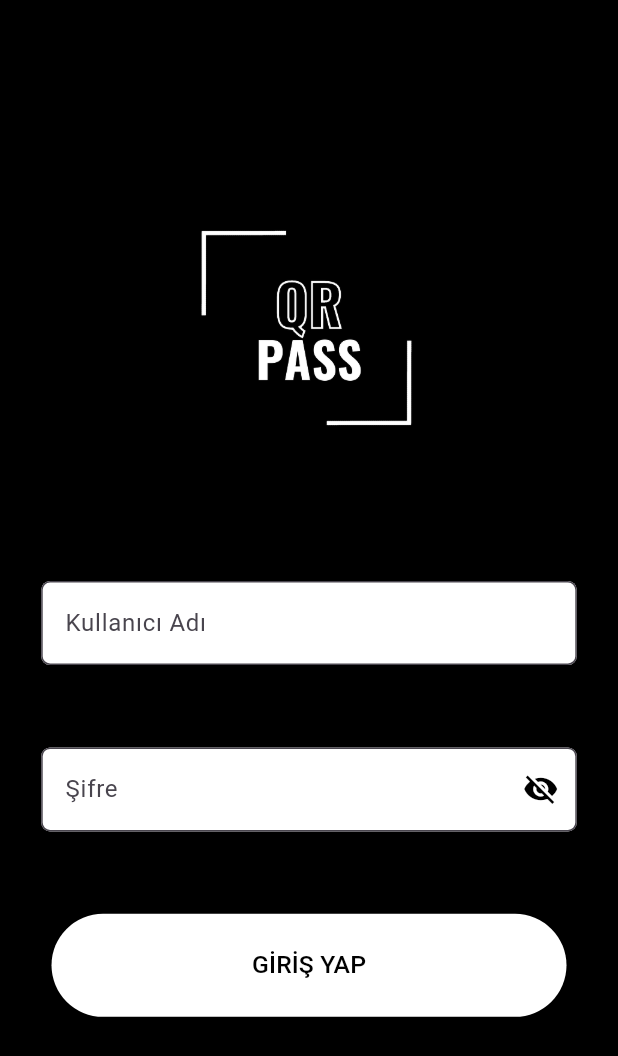
After one commit to BZ313-Project-Colony/Mobile-QRPassQRScanner, a Flutter app: the screen it shows after launch, on a phone screen of 412 x 824 dp. The commit adds this screen. Shown: the top 1056 px of the screen. Run offline on Flutter 3.47's test engine with Material 3 defaults, Android fonts, the phone set to English and light mode, and no system bars; our stand-ins replace logger.

Commit message:
main uptaded and some classes addded

```diff
--- /dev/null
+++ b/lib/Screens/login_screen.dart
@@ -0,0 +1,14 @@
+import 'package:flutter/material.dart';
+import '../login_body.dart';
+
+class LoginScreen extends StatelessWidget {
+  const LoginScreen({Key? key}) : super(key: key);
+
+  @override
+  Widget build(BuildContext context) {
+    return const Scaffold(
+      backgroundColor: Colors.black,
+      body: LoginBody(),
+    );
+  }
+}
--- /dev/null
+++ b/lib/login_body.dart
@@ -0,0 +1,133 @@
+// login_body.dart
+import 'package:flutter/material.dart';
+import 'package:flutter/services.dart';
+import 'package:logger/logger.dart';
+import 'Services/ApiService.dart';
+
+class LoginBody extends StatefulWidget {
+  const LoginBody({Key? key}) : super(key: key);
+
+  @override
+  State<LoginBody> createState() => _LoginBodyState();
+}
+
+class _LoginBodyState extends State<LoginBody> {
+  TextEditingController passwordController = TextEditingController();
+  TextEditingController usernameController = TextEditingController();
+  bool obscurePassword = true;
+
+  @override
+  void initState() {
+    super.initState();
+    passwordController = TextEditingController();
+    usernameController = TextEditingController();
+  }
+
+  Future<void> _login() async {
+    final String username = usernameController.text;
+    final int password = int.parse(passwordController.text);
+
+    await ApiService.login(username, password);
+  }
+
+  @override
+  Widget build(BuildContext context) {
+    var screenInfo = MediaQuery.of(context);
+    final double screenHeight = screenInfo.size.height;
+    final double screenWidth = screenInfo.size.width;
+    var logger = Logger(
+      filter: DevelopmentFilter(),
+    );
+    void togglePasswordVisibility() {
+      setState(() {
+        obscurePassword = !obscurePassword;
+      });
+      passwordController.value = passwordController.value.copyWith(
+        text: passwordController.text,
+        selection: TextSelection.collapsed(offset: passwordController.text.length),
+        composing: TextRange.empty,
+      );
+    }
+
+    return Center(
+      child: SingleChildScrollView(
+        child: Column(
+          mainAxisAlignment: MainAxisAlignment.center,
+          children: <Widget>[
+            Padding(
+              padding: EdgeInsets.only(bottom: screenHeight / 20),
+              child: SizedBox(
+                width: 200,
+                height: 200,
+                child: Image.asset("images/QRremoved.png"),
+              ),
+            ),
+            Padding(
+              padding: EdgeInsets.all(screenHeight / 30),
+              child: TextField(
+                controller: usernameController,
+                decoration: InputDecoration(
+                  hintText: "Kullanıcı Adı",
+                  filled: true,
+                  fillColor: Colors.white,
+                  border: OutlineInputBorder(
+                    borderRadius: BorderRadius.all(Radius.circular(screenWidth / 70)),
+                  ),
+                ),
+              ),
+            ),
+            Padding(
+              padding: EdgeInsets.all(screenHeight / 30),
+              child: TextField(
+                controller: passwordController,
+                keyboardType: TextInputType.number,
+                inputFormatters: <TextInputFormatter>[
+                  FilteringTextInputFormatter.digitsOnly
+                ],
+                obscureText: obscurePassword,
+                decoration: InputDecoration(
+                  hintText: "Şifre",
+                  filled: true,
+                  fillColor: Colors.white,
+                  border: OutlineInputBorder(
+                    borderRadius: BorderRadius.all(Radius.circular(screenWidth / 70)),
+                  ),
+                  suffixIcon: IconButton(
+                    onPressed: togglePasswordVisibility,
+                    icon: Icon(
+                      obscurePassword ? Icons.visibility_off : Icons.visibility,
+                      color: Colors.black,
+                    ),
+                  ),
+                ),
+              ),
+            ),
+            Padding(
+              padding: EdgeInsets.all(screenHeight / 30),
+              child: SizedBox(
+                width: screenWidth / 1.2,
+                height: screenHeight / 12,
+                child: ElevatedButton(
+                  style: ElevatedButton.styleFrom(
+                    backgroundColor: Colors.white,
+                  ),
+                  onPressed: () {
+                    _login();
+                    logger.i('Giriş Yapıldı');
+                  },
+                  child: Text(
+                    "GİRİŞ YAP",
+                    style: TextStyle(
+                      fontSize: screenWidth / 25,
+                      color: Colors.black,
+                    ),
+                  ),
+                ),
+              ),
+            ),
+          ],
+        ),
+      ),
+    );
+  }
+}
```
Also changed, not shown: lib/Services/ApiService.dart (added, +38 -0 lines), lib/main.dart (+4 -163 lines), 1 other file.
